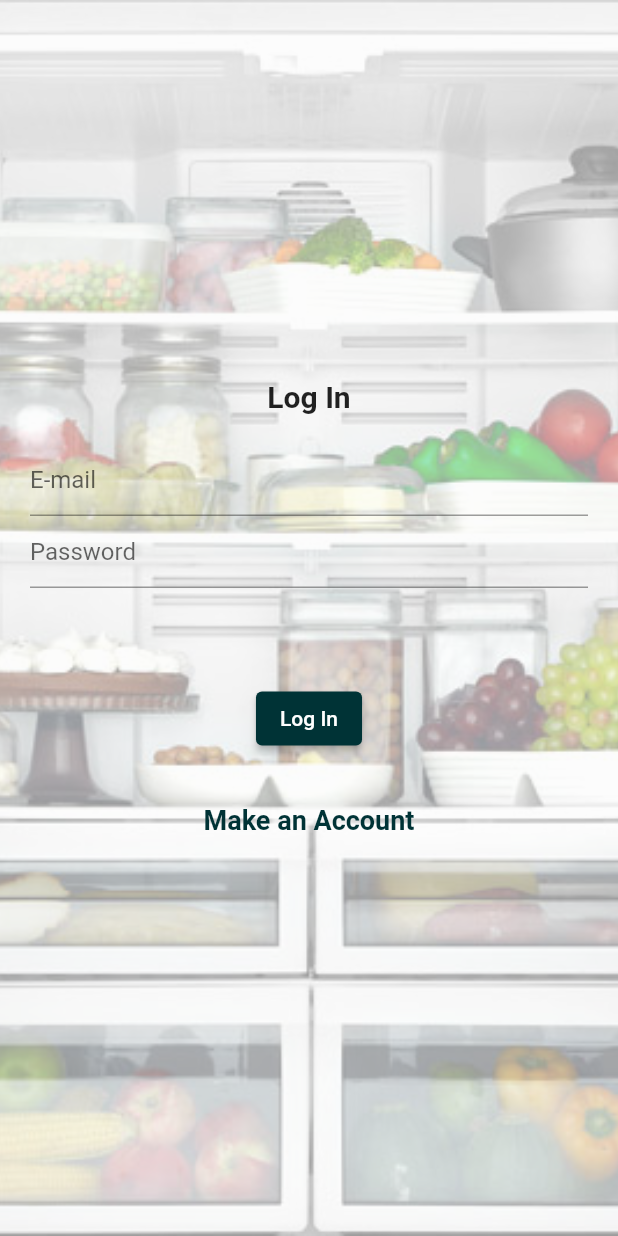
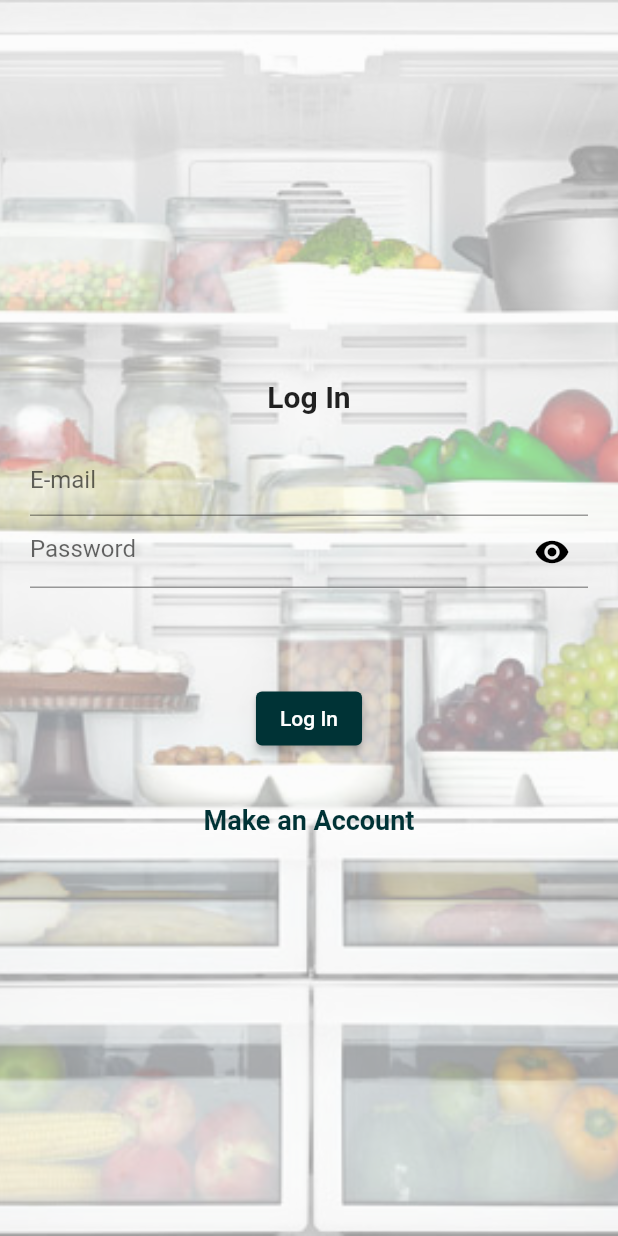
Before and after one commit to lukaszhak/moja_lodowka, a Flutter app: the screen it shows after launch, on a phone screen of 412 x 824 dp. Run offline on Flutter 3.47's test engine with Material 2 defaults, Android fonts, the phone set to English and light mode, and no system bars; our stand-ins replace cloud_firestore, dio, firebase_auth, firebase_core, flutter_bloc, flutter_local_notifications and 5 more; accounts and stored records are empty; generated files the repository leaves out were written again.

Commit message:
Add icon button which changes obscureText value when pressed

```diff
--- a/lib/features/login/login_page/login_page.dart
+++ b/lib/features/login/login_page/login_page.dart
@@ -17,6 +17,7 @@ class LoginPage extends StatefulWidget {
 class _LoginPageState extends State<LoginPage> {
   var errorMessage = '';
   var isCreatingAccount = false;
+  var obscureText = true;
 
   @override
   Widget build(BuildContext context) {
@@ -52,9 +53,20 @@ class _LoginPageState extends State<LoginPage> {
               ),
               TextField(
                 controller: widget.passwordController,
-                obscureText: true,
+                obscureText: obscureText,
                 decoration: InputDecoration(
-                    hintText: AppLocalizations.of(context)!.password),
+                    hintText: AppLocalizations.of(context)!.password,
+                    suffixIcon: IconButton(
+                      color: Colors.black,
+                      icon: Icon(obscureText
+                          ? Icons.visibility
+                          : Icons.visibility_off),
+                      onPressed: () {
+                        setState(() {
+                          obscureText = !obscureText;
+                        });
+                      },
+                    )),
               ),
               const SizedBox(
                 height: 20,
```
